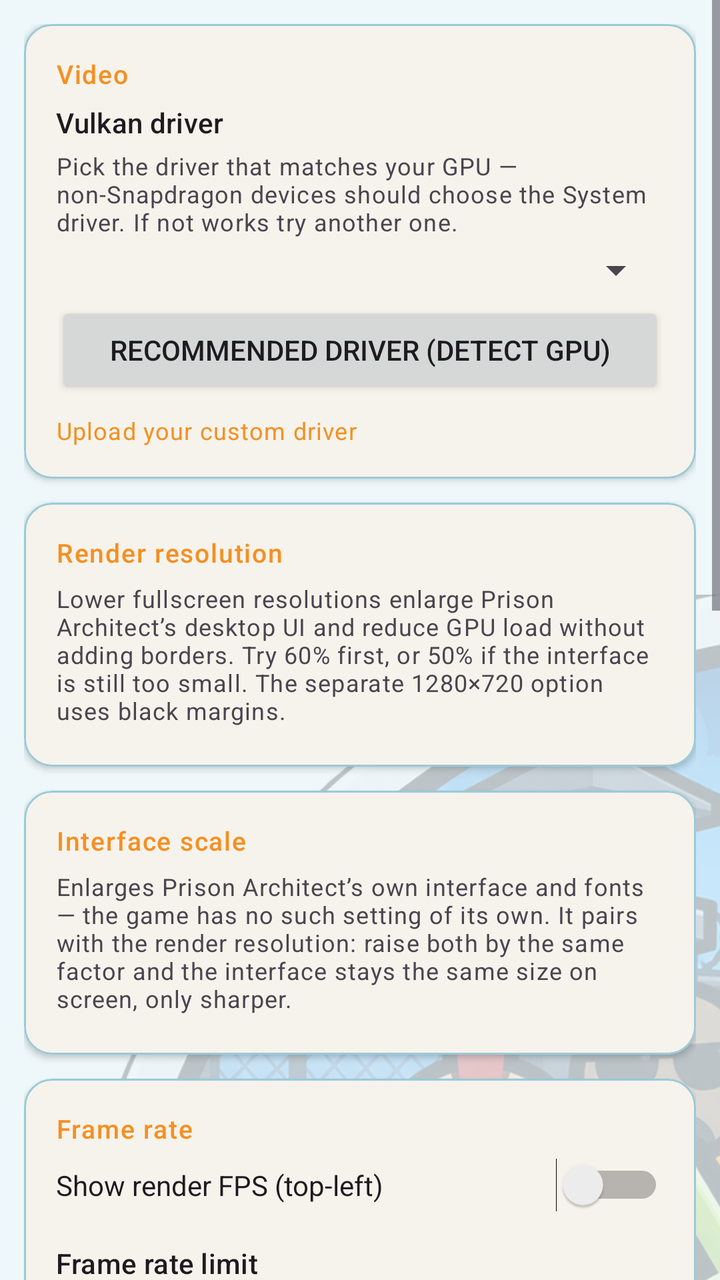
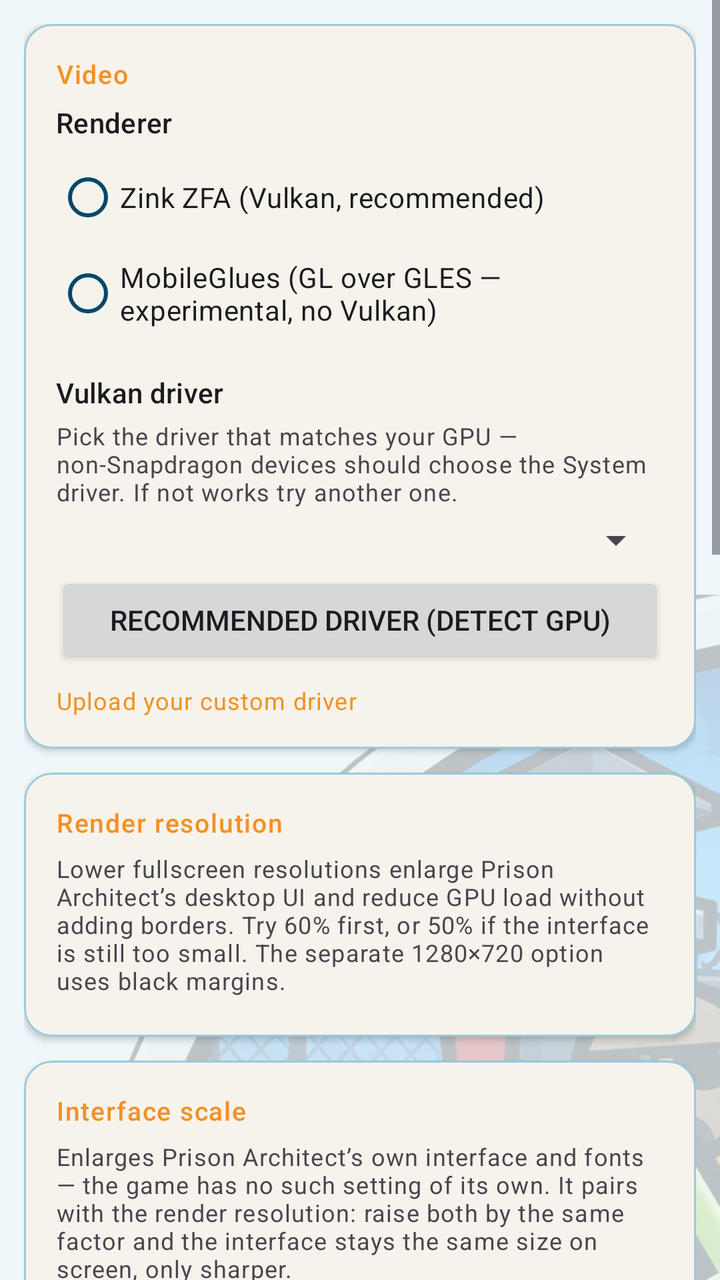

Screens rendered from an Android XML layout before and after an edit, with the pre-edit source and the edit as a unified diff.
<!-- AndroidManifest.xml: application theme AppTheme -->
<!-- res/layout/fragment_settings.xml -->
<?xml version="1.0" encoding="utf-8"?>
<ScrollView xmlns:android="http://schemas.android.com/apk/res/android"
    xmlns:app="http://schemas.android.com/apk/res-auto"
    android:layout_width="match_parent"
    android:layout_height="match_parent">

  <LinearLayout
    android:layout_width="match_parent"
    android:layout_height="wrap_content"
    android:orientation="vertical"
    android:padding="12dp">

    
    <com.google.android.material.card.MaterialCardView
        android:layout_width="match_parent"
        android:layout_height="wrap_content"
        android:layout_marginBottom="12dp"
        app:cardCornerRadius="14dp"
        app:cardElevation="2dp">

      <LinearLayout
          android:layout_width="match_parent"
          android:layout_height="wrap_content"
          android:orientation="vertical"
          android:padding="16dp">

        <TextView
            style="@style/AppTheme.CardHeader"
            android:layout_width="wrap_content"
            android:layout_height="wrap_content"
            android:text="@string/card_video"
            android:layout_marginBottom="6dp" />

        
        <TextView
            android:layout_width="wrap_content"
            android:layout_height="wrap_content"
            android:text="@string/renderer"
            android:textAppearance="?attr/textAppearanceTitleSmall"
            android:layout_marginBottom="4dp"
            android:visibility="gone" />

        <RadioGroup
            android:id="@+id/rg_renderer"
            android:layout_width="wrap_content"
            android:layout_height="wrap_content"
            android:layout_marginBottom="16dp"
            android:visibility="gone">

          <RadioButton
              android:id="@+id/rb_zink_zfa"
              android:layout_width="wrap_content"
              android:layout_height="wrap_content"
              android:text="@string/zink_zfa_label" />

          <RadioButton
              android:id="@+id/rb_mobileglues"
              android:layout_width="wrap_content"
              android:layout_height="wrap_content"
              android:text="@string/mobileglues_label" />
        </RadioGroup>

        <TextView
            android:layout_width="wrap_content"
            android:layout_height="wrap_content"
            android:text="@string/vulkan_driver"
            android:textAppearance="?attr/textAppearanceTitleSmall"
            android:layout_marginBottom="4dp" />

        <TextView
            android:layout_width="wrap_content"
            android:layout_height="wrap_content"
            android:text="@string/vulkan_driver_hint"
            android:textAppearance="?attr/textAppearanceBodySmall"
            android:layout_marginBottom="4dp" />

        <Spinner
            android:id="@+id/spinner_vulkan_driver"
            android:layout_width="match_parent"
            android:layout_height="wrap_content"
            android:layout_marginBottom="4dp" />

        <Button
            android:id="@+id/btn_recommend_driver"
            android:layout_width="match_parent"
            android:layout_height="wrap_content"
            android:text="@string/driver_recommend"
            android:textSize="14dp" />

        
        <TextView
            android:id="@+id/tv_upload_driver"
            android:layout_width="wrap_content"
            android:layout_height="wrap_content"
            android:layout_marginTop="8dp"
            android:text="@string/upload_custom_driver"
            android:textColor="?attr/colorPrimary"
            android:textAppearance="?attr/textAppearanceBodySmall"
            android:clickable="true"
            android:focusable="true" />
      </LinearLayout>
    </com.google.android.material.card.MaterialCardView>

    
    
    <com.google.android.material.card.MaterialCardView
        android:layout_width="match_parent"
        android:layout_height="wrap_content"
        android:layout_marginBottom="12dp"
        app:cardCornerRadius="14dp"
        app:cardElevation="2dp">

      <LinearLayout
          android:layout_width="match_parent"
          android:layout_height="wrap_content"
          android:orientation="vertical"
          android:padding="16dp">

        <TextView
            style="@style/AppTheme.CardHeader"
            android:layout_width="wrap_content"
            android:layout_height="wrap_content"
            android:text="@string/render_res_label"
            android:layout_marginBottom="6dp" />

        <TextView
            android:layout_width="wrap_content"
            android:layout_height="wrap_content"
            android:text="@string/render_res_hint"
            android:textAppearance="?attr/textAppearanceBodySmall"
            android:layout_marginBottom="4dp" />

        <RadioGroup
            android:id="@+id/rg_render_res"
            android:layout_width="wrap_content"
            android:layout_height="wrap_content"
            android:orientation="vertical" />
      </LinearLayout>
    </com.google.android.material.card.MaterialCardView>

    
    <com.google.android.material.card.MaterialCardView
        android:layout_width="match_parent"
        android:layout_height="wrap_content"
        android:layout_marginBottom="12dp"
        app:cardCornerRadius="14dp"
        app:cardElevation="2dp">

      <LinearLayout
          android:layout_width="match_parent"
          android:layout_height="wrap_content"
          android:orientation="vertical"
          android:padding="16dp">

        <TextView
            style="@style/AppTheme.CardHeader"
            android:layout_width="wrap_content"
            android:layout_height="wrap_content"
            android:text="@string/uiscale_label"
            android:layout_marginBottom="6dp" />

        <TextView
            android:layout_width="wrap_content"
            android:layout_height="wrap_content"
            android:text="@string/uiscale_hint"
            android:textAppearance="?attr/textAppearanceBodySmall"
            android:layout_marginBottom="4dp" />

        <RadioGroup
            android:id="@+id/rg_uiscale"
            android:layout_width="wrap_content"
            android:layout_height="wrap_content"
            android:orientation="vertical" />
      </LinearLayout>
    </com.google.android.material.card.MaterialCardView>

    
    
    <com.google.android.material.card.MaterialCardView
        android:layout_width="match_parent"
        android:layout_height="wrap_content"
        android:layout_marginBottom="12dp"
        android:visibility="gone"
        app:cardCornerRadius="14dp"
        app:cardElevation="2dp">

      <LinearLayout
          android:layout_width="match_parent"
          android:layout_height="wrap_content"
          android:orientation="vertical"
          android:padding="16dp">

        <TextView
            style="@style/AppTheme.CardHeader"
            android:layout_width="wrap_content"
            android:layout_height="wrap_content"
            android:text="@string/texq_label"
            android:layout_marginBottom="6dp" />

        <RadioGroup
            android:id="@+id/rg_texq"
            android:layout_width="match_parent"
            android:layout_height="wrap_content"
            android:orientation="horizontal"
            android:layout_marginBottom="8dp">

            <RadioButton
                android:id="@+id/rb_texq_no"
                android:layout_width="wrap_content"
                android:layout_height="wrap_content"
                android:layout_marginEnd="16dp"
                android:text="@string/texq_no" />

            <RadioButton
                android:id="@+id/rb_texq_low"
                android:layout_width="wrap_content"
                android:layout_height="wrap_content"
                android:layout_marginEnd="16dp"
                android:text="@string/texq_low" />

            <RadioButton
                android:id="@+id/rb_texq_ultra"
                android:layout_width="wrap_content"
                android:layout_height="wrap_content"
                android:text="@string/texq_ultra"
                android:visibility="gone" />
        </RadioGroup>

        <TextView
            android:layout_width="wrap_content"
            android:layout_height="wrap_content"
            android:text="@string/texq_hint"
            android:textAppearance="?attr/textAppearanceBodySmall" />
      </LinearLayout>
    </com.google.android.material.card.MaterialCardView>

    
    <com.google.android.material.card.MaterialCardView
        android:layout_width="match_parent"
        android:layout_height="wrap_content"
        android:layout_marginBottom="12dp"
        app:cardCornerRadius="14dp"
        app:cardElevation="2dp">

      <LinearLayout
          android:layout_width="match_parent"
          android:layout_height="wrap_content"
          android:orientation="vertical"
          android:padding="16dp">

        <TextView
            style="@style/AppTheme.CardHeader"
            android:layout_width="wrap_content"
            android:layout_height="wrap_content"
            android:text="@string/card_fps"
            android:layout_marginBottom="6dp" />

        <Switch
            android:id="@+id/sw_show_fps"
            android:layout_width="match_parent"
            android:layout_height="wrap_content"
            android:textSize="14sp"
            android:text="@string/show_fps_label" />

        
        <TextView
            android:layout_width="wrap_content"
            android:layout_height="wrap_content"
            android:text="@string/fps_cap_label"
            android:textAppearance="?attr/textAppearanceTitleSmall"
            android:layout_marginTop="16dp"
            android:layout_marginBottom="4dp" />

        <TextView
            android:layout_width="wrap_content"
            android:layout_height="wrap_content"
            android:text="@string/fps_cap_hint"
            android:textAppearance="?attr/textAppearanceBodySmall"
            android:layout_marginBottom="4dp" />

        <RadioGroup
            android:id="@+id/rg_fps_cap"
            android:layout_width="match_parent"
            android:layout_height="wrap_content"
            android:orientation="vertical">

            <RadioButton
                android:id="@+id/rb_fps_30"
                android:layout_width="wrap_content"
                android:layout_height="wrap_content"
                android:layout_marginEnd="16dp"
                android:text="@string/fps_cap_30" />

            <RadioButton
                android:id="@+id/rb_fps_60"
                android:layout_width="wrap_content"
                android:layout_height="wrap_content"
                android:layout_marginEnd="16dp"
                android:text="@string/fps_cap_60" />

            <RadioButton
                android:id="@+id/rb_fps_120"
                android:layout_width="wrap_content"
                android:layout_height="wrap_content"
                android:layout_marginEnd="16dp"
                android:text="@string/fps_cap_120" />

            <RadioButton
                android:id="@+id/rb_fps_off"
                android:layout_width="wrap_content"
                android:layout_height="wrap_content"
                android:text="@string/fps_cap_off" />
        </RadioGroup>
      </LinearLayout>
    </com.google.android.material.card.MaterialCardView>

    
    <com.google.android.material.card.MaterialCardView
        android:layout_width="match_parent"
        android:layout_height="wrap_content"
        android:layout_marginBottom="12dp"
        app:cardCornerRadius="14dp"
        app:cardElevation="2dp">

      <LinearLayout
          android:layout_width="match_parent"
          android:layout_height="wrap_content"
          android:orientation="vertical"
          android:padding="16dp">

        <TextView
            style="@style/AppTheme.CardHeader"
            android:layout_width="wrap_content"
            android:layout_height="wrap_content"
            android:text="@string/card_controls"
            android:layout_marginBottom="6dp" />

        <Button
            android:id="@+id/btn_edit_controls"
            android:layout_width="match_parent"
            android:layout_height="wrap_content"
            android:text="@string/edit_controls" />

        <Button
            android:id="@+id/btn_gamepad_mapper"
            android:layout_width="match_parent"
            android:layout_height="wrap_content"
            android:layout_marginTop="8dp"
            android:text="@string/gamepad_mapper_settings_btn" />

        <Switch
            android:id="@+id/sw_haptic"
            android:layout_width="match_parent"
            android:layout_height="wrap_content"
            android:layout_marginTop="16dp"
            android:textSize="14sp"
            android:text="@string/haptic_label" />

        <Switch
            android:id="@+id/sw_drag_pan"
            android:layout_width="match_parent"
            android:layout_height="wrap_content"
            android:layout_marginTop="12dp"
            android:textSize="14sp"
            android:text="@string/drag_pan_label" />

        <Switch
            android:id="@+id/sw_reverse_landscape"
            android:layout_width="match_parent"
            android:layout_height="wrap_content"
            android:layout_marginTop="12dp"
            android:textSize="14sp"
            android:text="@string/reverse_landscape_label" />

        <TextView
            android:layout_width="match_parent"
            android:layout_height="wrap_content"
            android:layout_marginTop="4dp"
            android:textSize="12sp"
            android:alpha="0.7"
            android:text="@string/reverse_landscape_hint" />
      </LinearLayout>
    </com.google.android.material.card.MaterialCardView>

    

    
    <com.google.android.material.card.MaterialCardView
        android:layout_width="match_parent"
        android:layout_height="wrap_content"
        android:layout_marginBottom="12dp"
        app:cardCornerRadius="14dp"
        app:cardElevation="2dp">

      <LinearLayout
          android:layout_width="match_parent"
          android:layout_height="wrap_content"
          android:orientation="vertical"
          android:padding="16dp">

        
        <TextView
            android:id="@+id/tv_advanced_header"
            style="@style/AppTheme.CardHeader"
            android:layout_width="match_parent"
            android:layout_height="wrap_content"
            android:text="@string/card_advanced"
            android:drawableEnd="@android:drawable/arrow_down_float"
            android:clickable="true"
            android:focusable="true" />

        <LinearLayout
            android:id="@+id/ll_advanced_content"
            android:layout_width="match_parent"
            android:layout_height="wrap_content"
            android:orientation="vertical"
            android:visibility="gone">

          <Switch
              android:id="@+id/sw_debug"
              android:layout_width="match_parent"
              android:layout_height="wrap_content"
              android:layout_marginTop="12dp"
              android:textSize="14sp"
              android:text="@string/debug_mode" />

          
          <TextView
              android:layout_width="wrap_content"
              android:layout_height="wrap_content"
              android:layout_marginTop="16dp"
              android:text="@string/env_section_header"
              android:textAppearance="?attr/textAppearanceTitleSmall" />

          <EditText
              android:id="@+id/et_env_vars"
              android:layout_width="match_parent"
              android:layout_height="wrap_content"
              android:layout_marginTop="4dp"
              android:fontFamily="monospace"
              android:textSize="13sp"
              android:inputType="textNoSuggestions|textMultiLine|textVisiblePassword"
              android:hint="@string/env_vars_hint_example" />

          <TextView
              android:layout_width="match_parent"
              android:layout_height="wrap_content"
              android:text="@string/env_vars_hint"
              android:textAppearance="?attr/textAppearanceBodySmall"
              android:layout_marginTop="4dp"
              android:layout_marginBottom="4dp" />

          <Switch
              android:id="@+id/sw_compat_mode"
              android:layout_width="match_parent"
              android:layout_height="wrap_content"
              android:layout_marginTop="16dp"
              android:textSize="14sp"
              android:text="@string/compat_mode_label"
              android:visibility="gone" />

          <TextView
              android:layout_width="match_parent"
              android:layout_height="wrap_content"
              android:layout_marginTop="2dp"
              android:textAppearance="?attr/textAppearanceBodySmall"
              android:alpha="0.7"
              android:text="@string/compat_mode_hint"
              android:visibility="gone" />

          
          <Switch
              android:id="@+id/sw_strict_barriers"
              android:layout_width="wrap_content"
              android:layout_height="wrap_content"
              android:text="@string/strict_barriers"
              android:visibility="gone" />

          <Button
              android:id="@+id/btn_smoketest"
              android:layout_width="wrap_content"
              android:layout_height="wrap_content"
              android:text="@string/smoketest_label"
              android:visibility="gone" />

          <Button
              android:id="@+id/btn_steam_dl"
              android:layout_width="wrap_content"
              android:layout_height="wrap_content"
              android:text="@string/steam_dl_label"
              android:visibility="gone" />

          <TextView
              android:id="@+id/tv_steam_dl_status"
              android:layout_width="match_parent"
              android:layout_height="wrap_content"
              android:textIsSelectable="true"
              android:visibility="gone"
              android:textSize="12sp" />

          
          <LinearLayout
              android:layout_width="match_parent"
              android:layout_height="wrap_content"
              android:orientation="vertical"
              android:visibility="gone">

            <TextView
                android:id="@+id/tv_render_scale_label"
                android:layout_width="wrap_content"
                android:layout_height="wrap_content"
                android:text="Render scale: 60%"
                android:textAppearance="?attr/textAppearanceTitleSmall" />

            <SeekBar
                android:id="@+id/sb_render_scale"
                android:layout_width="match_parent"
                android:layout_height="wrap_content"
                android:max="33"
                android:progress="5" />
          </LinearLayout>
        </LinearLayout>
      </LinearLayout>
    </com.google.android.material.card.MaterialCardView>

  </LinearLayout>
</ScrollView>
<!-- resources referenced by this layout -->
<resources>
  <string name="card_advanced">Advanced</string>
  <string name="card_controls">Controls</string>
  <string name="card_fps">Frame rate</string>
  <string name="card_video">Video</string>
  <string name="compat_mode_label">Compatibility mode</string>
  <string name="debug_mode">Debug mode (verbose log)</string>
  <string name="drag_pan_label">Drag an empty area to pan the camera</string>
  <string name="driver_recommend">Recommended driver (detect GPU)</string>
  <string name="edit_controls">Edit on-screen controls…</string>
  <string name="env_section_header">Environment variables</string>
  <string name="env_vars_hint_example">e.g. BOX64_DYNAREC_ALIGNED_ATOMICS=1</string>
  <string name="fps_cap_120">120 FPS</string>
  <string name="fps_cap_30">30 FPS</string>
  <string name="fps_cap_60">60 FPS</string>
  <string name="fps_cap_label">Frame rate limit</string>
  <string name="fps_cap_off">No limit</string>
  <string name="gamepad_mapper_settings_btn">Gamepad mapping</string>
  <string name="haptic_label">Vibrate on button press</string>
  <string name="mobileglues_label">MobileGlues (GL over GLES — experimental, no Vulkan)</string>
  <string name="render_res_label">Render resolution</string>
  <string name="renderer">Renderer</string>
  <string name="reverse_landscape_label">Mirror the picture (180°)</string>
  <string name="show_fps_label">Show render FPS (top-left)</string>
  <string name="smoketest_label">Test software renderer (OSMesa)</string>
  <string name="steam_dl_label">Steam download spike (RimWorld)</string>
  <string name="strict_barriers">Interpreter mode (test — VERY slow, diagnostic for save corruption)</string>
  <string name="texq_label">Texture memory</string>
  <string name="texq_low">Low (recommended)</string>
  <string name="texq_no">Original</string>
  <string name="texq_ultra">Ultra low</string>
  <string name="uiscale_label">Interface scale</string>
  <string name="upload_custom_driver">Upload your custom driver</string>
  <string name="vulkan_driver">Vulkan driver</string>
  <string name="zink_zfa_label">Zink ZFA (Vulkan, recommended)</string>
  <color name="rd_primary">#F49022</color>
  <color name="rd_on_primary">#191D22</color>
  <color name="rd_primary_container">#F69F35</color>
  <color name="rd_on_primary_container">#191D22</color>
  <color name="md_theme_outline">#0077A1</color>
  <color name="md_theme_secondary">#0077A1</color>
  <color name="md_theme_onSecondary">#FFFFFF</color>
  <color name="md_theme_secondaryContainer">#CBEAF3</color>
  <color name="md_theme_onSecondaryContainer">#00273E</color>
  <color name="md_theme_tertiary">#00486C</color>
  <color name="md_theme_onTertiary">#FFFFFF</color>
  <color name="md_theme_tertiaryContainer">#B9DCE8</color>
  <color name="md_theme_onTertiaryContainer">#00273E</color>
  <color name="md_theme_error">#BA1A1A</color>
  <color name="md_theme_onError">#FFFFFF</color>
  <color name="md_theme_errorContainer">#FFDAD6</color>
  <color name="md_theme_onErrorContainer">#410002</color>
  <color name="md_theme_background">#EEF7FA</color>
  <color name="md_theme_onBackground">#00273E</color>
  <color name="md_theme_surface">#F7FBFC</color>
  <color name="md_theme_onSurface">#00273E</color>
  <color name="md_theme_surfaceVariant">#D9EDF3</color>
  <color name="md_theme_onSurfaceVariant">#00486C</color>
  <color name="md_theme_outlineVariant">#9ACAD9</color>
  <color name="md_theme_inverseSurface">#032E49</color>
  <color name="md_theme_inverseOnSurface">#F2F2E6</color>
  <color name="md_theme_inversePrimary">#F69F35</color>
  <color name="md_theme_surfaceDim">#D8EAF0</color>
  <color name="md_theme_surfaceBright">#FFFFFF</color>
  <color name="md_theme_surfaceContainerLowest">#FFFFFF</color>
  <color name="md_theme_surfaceContainerLow">#F1F8FA</color>
  <color name="md_theme_surfaceContainer">#E9F4F7</color>
  <color name="md_theme_surfaceContainerHigh">#E0EFF4</color>
  <color name="md_theme_surfaceContainerHighest">#D7EAF0</color>
  <!-- unchanged entries left out for length: 16 -->
</resources>

<!-- the commit's change to res/layout/fragment_settings.xml (unified diff, before → after) -->
@@ -37,15 +37,13 @@
             android:layout_height="wrap_content"
             android:text="@string/renderer"
             android:textAppearance="?attr/textAppearanceTitleSmall"
-            android:layout_marginBottom="4dp"
-            android:visibility="gone" />
+            android:layout_marginBottom="4dp" />
 
         <RadioGroup
             android:id="@+id/rg_renderer"
             android:layout_width="wrap_content"
             android:layout_height="wrap_content"
-            android:layout_marginBottom="16dp"
-            android:visibility="gone">
+            android:layout_marginBottom="16dp">
 
           <RadioButton
               android:id="@+id/rb_zink_zfa"
